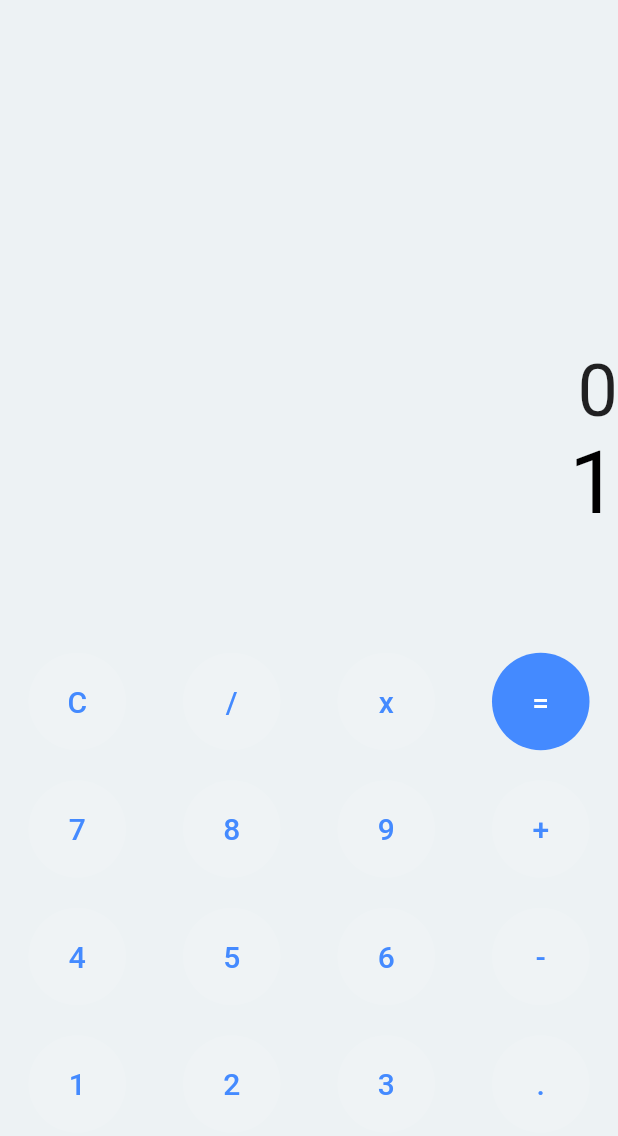
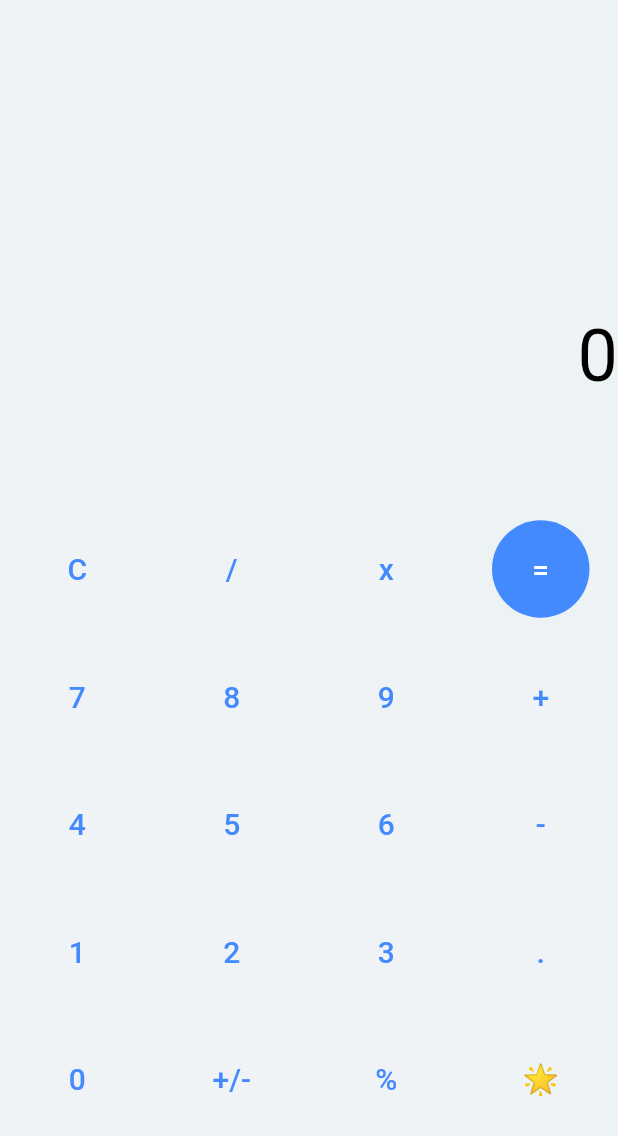
Before and after one commit to Inst1nct007/Calculator, a Flutter app: the screen it shows after launch, on a phone screen of 412 x 824 dp. Shown: the top 1136 px of the screen. Run offline on Flutter 3.47's test engine with Material 2 defaults, Android fonts, the phone set to English and light mode, and no system bars.

Commit message:
UI Updated to include new functionalities like 0 button, percentage, rate, postive and negative buttons!

```diff
--- a/lib/main.dart
+++ b/lib/main.dart
@@ -20,8 +20,23 @@ class CalculatorApp extends StatefulWidget {
 
 class _CalculatorAppState extends State<CalculatorApp> {
 
+  String expression = '';
+  String result = '0';
+  double expressionFontSize = 58.0;
+  double resultFontSize = 48.0;
+
+  buttonPressed(String buttonText){
+
+  }
+
+  buttonLongPress(String buttonText){
+
+  }
+
+
+
   Widget buildButton(String buttonText, double buttonMeasurement, Color buttonColor, Color textColor){
-    return ElevatedButton(onPressed: (){}, child: Container(height: buttonMeasurement, width: buttonMeasurement, alignment: Alignment.center, child: Text(buttonText, style: TextStyle(color: textColor, fontSize: 20),),), style: ElevatedButton.styleFrom(shape: const CircleBorder(), primary: buttonColor, onPrimary: textColor, elevation: 0.0));
+    return ElevatedButton(onPressed: () => buttonPressed(buttonText), onLongPress: () => buttonLongPress(buttonText), child: Container(height: buttonMeasurement, width: buttonMeasurement, alignment: Alignment.center, child: Text(buttonText, style: TextStyle(color: textColor, fontSize: 20),),), style: ElevatedButton.styleFrom(shape: const CircleBorder(), primary: buttonColor, onPrimary: textColor, elevation: 0.0));
   }
   @override
   Widget build(BuildContext context) {
@@ -35,11 +50,11 @@ class _CalculatorAppState extends State<CalculatorApp> {
                 mainAxisAlignment: MainAxisAlignment.end,
                 crossAxisAlignment: CrossAxisAlignment.stretch,
                 children:  [
-                  Container(alignment: Alignment.centerRight,child: const Text('0', style: TextStyle(fontSize: 48, color: Colors.black87),)),
-                  Container(padding: const EdgeInsets.fromLTRB(0, 0, 0, 10.0),alignment: Alignment.centerRight,child: const Text('1', style: TextStyle(fontSize: 58, color: Colors.black),)),
+                  Container(alignment: Alignment.centerRight,child: Text(expression, style: TextStyle(fontSize: expressionFontSize, color: Colors.black87),)),
+                  Container(padding: const EdgeInsets.fromLTRB(0, 0, 0, 10.0),alignment: Alignment.centerRight,child: Text(result, style: TextStyle(fontSize: resultFontSize, color: Colors.black),)),
                 ],
               ),
-              flex: 4,
+              flex: 3,
             ),
             Expanded(
               child: Column(
@@ -93,9 +108,21 @@ class _CalculatorAppState extends State<CalculatorApp> {
                       ],
                     ),
                   ),
+                  Container(
+                    padding: const EdgeInsets.symmetric(vertical: 10.0, horizontal: 0.0),
+                    child: Row(
+                      mainAxisAlignment: MainAxisAlignment.center,
+                      children: [
+                        Expanded(child: buildButton('0', 65, Colors.white10, Colors.blueAccent), flex: 1,),
+                        Expanded(child: buildButton('+/-', 65, Colors.white10, Colors.blueAccent), flex: 1,),
+                        Expanded(child: buildButton('%', 65, Colors.white10, Colors.blueAccent), flex: 1,),
+                        Expanded(child: buildButton('🌟', 65, Colors.white10, Colors.blueAccent), flex: 1,),
+                      ],
+                    ),
+                  ),
                 ],
               ),
-              flex: 5,
+              flex: 6,
             )
           ],
         ),
```
